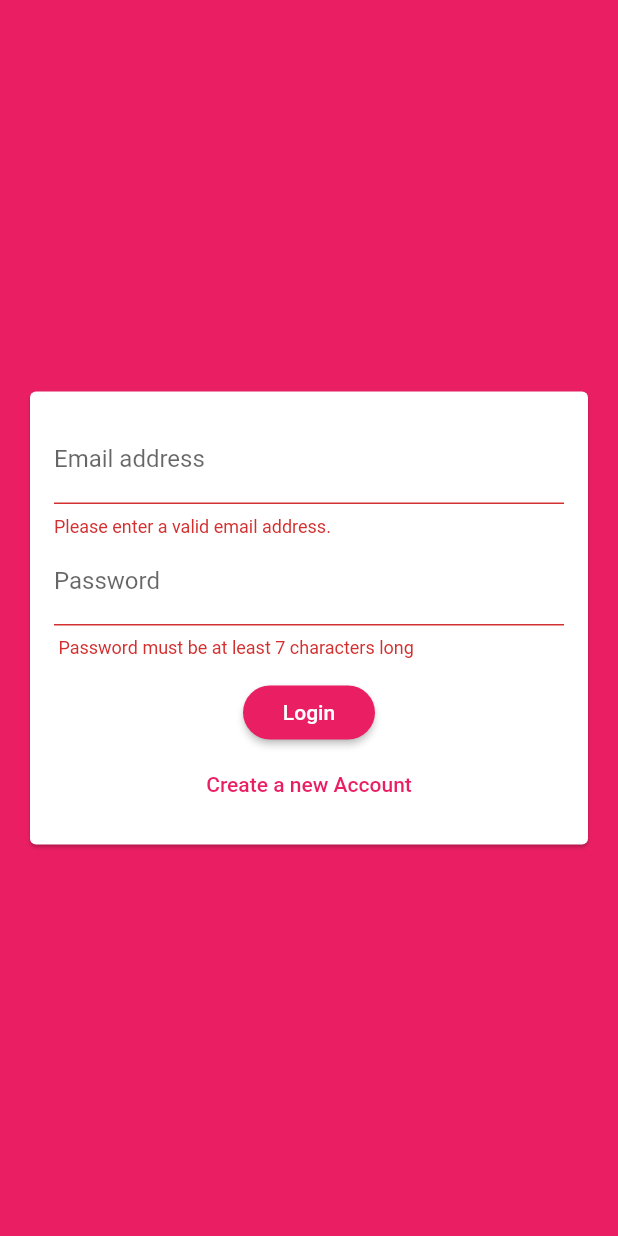
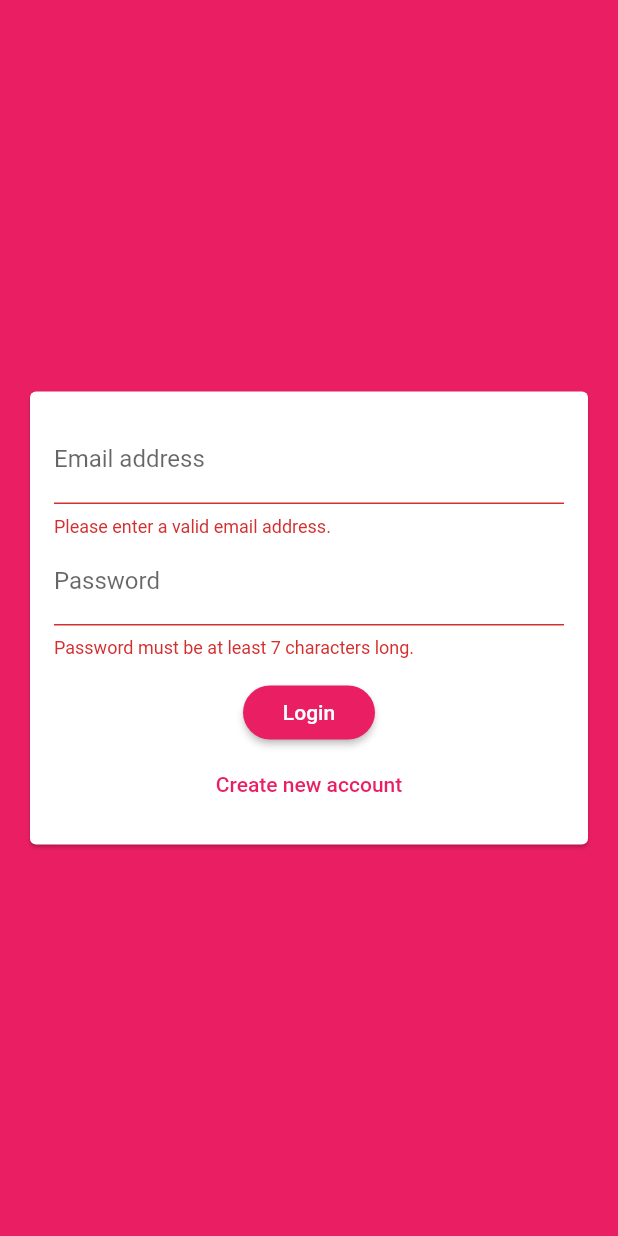
Before and after one commit to MEbadifar/chat_app, a Flutter app: the screen it shows after launch, after a tap on "Login", on a phone screen of 412 x 824 dp. Run offline on Flutter 3.47's test engine with Material 2 defaults, Android fonts, the phone set to English and light mode, and no system bars; our stand-ins replace cloud_firestore, firebase_auth, firebase_messaging, firebase_storage, image_picker; accounts and stored records are empty.

```diff
--- a/lib/main.dart
+++ b/lib/main.dart
@@ -1,27 +1,16 @@
+import 'package:firebase_auth/firebase_auth.dart';
 import 'package:flutter/material.dart';
-
-import 'package:firebase_auth/firebase_auth.dart';
 
 import 'screens/auth_screen.dart';
 import 'screens/chat_screen.dart';
-import 'widgets/auth/auth_form.dart';
+import 'screens/splash_screen.dart';
 
-void main() {
-  // WidgetsFlutterBinding.ensureInitialized();
-  // await Firebase.initializeApp(
-  //   options: DefaultFirebaseOptions.currentPlatform,
-  // );
-  runApp(const MyApp());
-}
+void main() => runApp(MyApp());
 
 class MyApp extends StatelessWidget {
-  const MyApp();
-
-  // This widget is the root of your application.
   @override
   Widget build(BuildContext context) {
     return MaterialApp(
-      debugShowCheckedModeBanner: false,
       title: 'FlutterChat',
       theme: ThemeData(
         primarySwatch: Colors.pink,
@@ -36,14 +25,15 @@ class MyApp extends StatelessWidget {
           ),
         ),
       ),
-      home: StreamBuilder(
-          stream: FirebaseAuth.instance.onAuthStateChanged,
-          builder: (BuildContext ctx, usersnapshot) {
-            if (usersnapshot.hasData) {
-              return ChatScreen();
-            }
-            return const AuthScreen();
-          }),
+      home: StreamBuilder(stream: FirebaseAuth.instance.onAuthStateChanged, builder: (ctx, userSnapshot) {
+        if (userSnapshot.connectionState == ConnectionState.waiting) {
+          return SplashScreen();
+        }
+        if (userSnapshot.hasData) {
+          return ChatScreen();
+        }
+        return AuthScreen();
+      }),
     );
   }
 }
--- a/lib/screens/auth_screen.dart
+++ b/lib/screens/auth_screen.dart
@@ -1,23 +1,22 @@
-import 'dart:core';
 import 'dart:io';
 
 import 'package:cloud_firestore/cloud_firestore.dart';
 import 'package:firebase_auth/firebase_auth.dart';
+import 'package:firebase_storage/firebase_storage.dart';
 import 'package:flutter/material.dart';
 import 'package:flutter/services.dart';
-import 'package:firebase_storage/firebase_storage.dart';
 
 import '../widgets/auth/auth_form.dart';
 
 class AuthScreen extends StatefulWidget {
-  const AuthScreen();
   @override
-  State<AuthScreen> createState() => _AuthScreenState();
+  _AuthScreenState createState() => _AuthScreenState();
 }
 
 class _AuthScreenState extends State<AuthScreen> {
-  final FirebaseAuth _auth = FirebaseAuth.instance;
+  final _auth = FirebaseAuth.instance;
   var _isLoading = false;
+
   void _submitAuthForm(
     String email,
     String password,
@@ -27,6 +26,7 @@ class _AuthScreenState extends State<AuthScreen> {
     BuildContext ctx,
   ) async {
     AuthResult authResult;
+
     try {
       setState(() {
         _isLoading = true;
@@ -41,7 +41,7 @@ class _AuthScreenState extends State<AuthScreen> {
           email: email,
           password: password,
         );
-      }
+
         final ref = FirebaseStorage.instance
             .ref()
             .child('user_image')
@@ -49,7 +49,7 @@ class _AuthScreenState extends State<AuthScreen> {
 
         await ref.putFile(image).onComplete;
 
-      final url=await ref.getDownloadURL();
+        final url = await ref.getDownloadURL();
 
         await Firestore.instance
             .collection('users')
@@ -57,17 +57,20 @@ class _AuthScreenState extends State<AuthScreen> {
             .setData({
           'username': username,
           'email': email,
-        'image_ulr':url,
+          'image_url': url,
         });
+      }
     } on PlatformException catch (err) {
-      var message = 'An error occurred , please check your credentials!';
+      var message = 'An error occurred, pelase check your credentials!';
+
       if (err.message != null) {
         message = err.message;
       }
+
       Scaffold.of(ctx).showSnackBar(
         SnackBar(
           content: Text(message),
-          backgroundColor: Theme.of(context).errorColor,
+          backgroundColor: Theme.of(ctx).errorColor,
         ),
       );
       setState(() {
@@ -75,6 +78,9 @@ class _AuthScreenState extends State<AuthScreen> {
       });
     } catch (err) {
       print(err);
+      setState(() {
+        _isLoading = false;
+      });
     }
   }
 
--- /dev/null
+++ b/lib/screens/splash_screen.dart
@@ -0,0 +1,13 @@
+import 'package:flutter/material.dart';
+
+class SplashScreen extends StatelessWidget {
+  @override
+  Widget build(BuildContext context) {
+    return Scaffold(
+      backgroundColor: Theme.of(context).primaryColor,
+      body: Center(
+        child: Text('Loading...'),
+      ),
+    );
+  }
+}
--- a/lib/widgets/auth/auth_form.dart
+++ b/lib/widgets/auth/auth_form.dart
@@ -1,10 +1,11 @@
 import 'dart:io';
+
 import 'package:flutter/material.dart';
 
 import '../pickers/user_image_picker.dart';
 
 class AuthForm extends StatefulWidget {
-  const AuthForm(
+  AuthForm(
     this.submitFn,
     this.isLoading,
   );
@@ -13,22 +14,22 @@ class AuthForm extends StatefulWidget {
   final void Function(
     String email,
     String password,
-    String username,
+    String userName,
     File image,
     bool isLogin,
     BuildContext ctx,
   ) submitFn;
 
   @override
-  State<AuthForm> createState() => _AuthFormState();
+  _AuthFormState createState() => _AuthFormState();
 }
 
 class _AuthFormState extends State<AuthForm> {
   final _formKey = GlobalKey<FormState>();
-  bool _isLogin = true;
-  String _userEmail = '';
-  String _userName = '';
-  String _userPassword = '';
+  var _isLogin = true;
+  var _userEmail = '';
+  var _userName = '';
+  var _userPassword = '';
   File _userImageFile;
 
   void _pickedImage(File image) {
@@ -40,12 +41,15 @@ class _AuthFormState extends State<AuthForm> {
     FocusScope.of(context).unfocus();
 
     if (_userImageFile == null && !_isLogin) {
-      Scaffold.of(context).showSnackBar(SnackBar(
-        content: Text('Please pick an Image.'),
+      Scaffold.of(context).showSnackBar(
+        SnackBar(
+          content: Text('Please pick an image.'),
           backgroundColor: Theme.of(context).errorColor,
-      ));
+        ),
+      );
       return;
     }
+
     if (isValid) {
       _formKey.currentState.save();
       widget.submitFn(
@@ -63,18 +67,21 @@ class _AuthFormState extends State<AuthForm> {
   Widget build(BuildContext context) {
     return Center(
       child: Card(
-        margin: const EdgeInsets.all(20),
+        margin: EdgeInsets.all(20),
         child: SingleChildScrollView(
           child: Padding(
-            padding: const EdgeInsets.all(16),
+            padding: EdgeInsets.all(16),
             child: Form(
               key: _formKey,
               child: Column(
                 mainAxisSize: MainAxisSize.min,
-                children: [
+                children: <Widget>[
                   if (!_isLogin) UserImagePicker(_pickedImage),
                   TextFormField(
-                    key: const ValueKey('email'),
+                    key: ValueKey('email'),
+                    autocorrect: false,
+                    textCapitalization: TextCapitalization.none,
+                    enableSuggestions: false,
                     validator: (value) {
                       if (value.isEmpty || !value.contains('@')) {
                         return 'Please enter a valid email address.';
@@ -82,63 +89,63 @@ class _AuthFormState extends State<AuthForm> {
                       return null;
                     },
                     keyboardType: TextInputType.emailAddress,
-                    decoration: const InputDecoration(
+                    decoration: InputDecoration(
                       labelText: 'Email address',
                     ),
-                    onSaved: ((value) {
+                    onSaved: (value) {
                       _userEmail = value;
-                    }),
+                    },
                   ),
                   if (!_isLogin)
                     TextFormField(
-                      key: const ValueKey('username'),
+                      key: ValueKey('username'),
+                      autocorrect: true,
+                      textCapitalization: TextCapitalization.words,
+                      enableSuggestions: false,
                       validator: (value) {
                         if (value.isEmpty || value.length < 4) {
-                          return 'at least 7 characters long';
+                          return 'Please enter at least 4 characters';
                         }
                         return null;
                       },
-                      decoration: const InputDecoration(
-                        labelText: 'Username',
-                      ),
-                      onSaved: ((value) {
+                      decoration: InputDecoration(labelText: 'Username'),
+                      onSaved: (value) {
                         _userName = value;
-                      }),
+                      },
                     ),
                   TextFormField(
-                    key: const ValueKey('password'),
-                    validator: ((value) {
+                    key: ValueKey('password'),
+                    validator: (value) {
                       if (value.isEmpty || value.length < 7) {
-                        return ' Password must be at least 7 characters long';
+                        return 'Password must be at least 7 characters long.';
                       }
                       return null;
-                    }),
-                    decoration: const InputDecoration(labelText: 'Password'),
+                    },
+                    decoration: InputDecoration(labelText: 'Password'),
                     obscureText: true,
-                    onSaved: ((value) {
+                    onSaved: (value) {
                       _userPassword = value;
-                    }),
+                    },
                   ),
-                  const SizedBox(
-                    height: 12,
-                  ),
+                  SizedBox(height: 12),
                   if (widget.isLoading) CircularProgressIndicator(),
                   if (!widget.isLoading)
                     RaisedButton(
+                      child: Text(_isLogin ? 'Login' : 'Signup'),
                       onPressed: _trySubmit,
-                      child: Text(_isLogin ? 'Login' : 'SignUp'),
                     ),
                   if (!widget.isLoading)
                     FlatButton(
                       textColor: Theme.of(context).primaryColor,
+                      child: Text(_isLogin
+                          ? 'Create new account'
+                          : 'I already have an account'),
                       onPressed: () {
                         setState(() {
                           _isLogin = !_isLogin;
                         });
                       },
-                        child: Text(_isLogin
-                            ? 'Create a new Account'
-                            : 'I already have an account'))
+                    )
                 ],
               ),
             ),
--- a/pubspec.yaml
+++ b/pubspec.yaml
@@ -27,16 +27,19 @@ dependencies:
   firebase_auth: ^0.16.0
   image_picker: ^0.6.5+3
   firebase_storage: ^3.1.5
+  firebase_messaging: ^6.0.13
 
 dev_dependencies:
   flutter_test:
     sdk: flutter
+
 
 # For information on the generic Dart part of this file, see the
 # following page: https://dart.dev/tools/pub/pubspec
 
 # The following section is specific to Flutter.
 flutter:
+
   # The following line ensures that the Material Icons font is
   # included with your application, so that you can use the icons in
   # the material Icons class.
```
Also changed, not shown: lib/screens/chat_screen.dart (+38 -21 lines), lib/widgets/chat/message_bubble.dart (+37 -21 lines), lib/widgets/chat/messages.dart (+9 -8 lines), lib/widgets/chat/new_message.dart (+18 -17 lines), lib/widgets/pickers/user_image_picker.dart (+11 -7 lines), firebase.json (added), pubspec.lock, 8 other files. Lines whose indentation alone changed are shown as unchanged.
